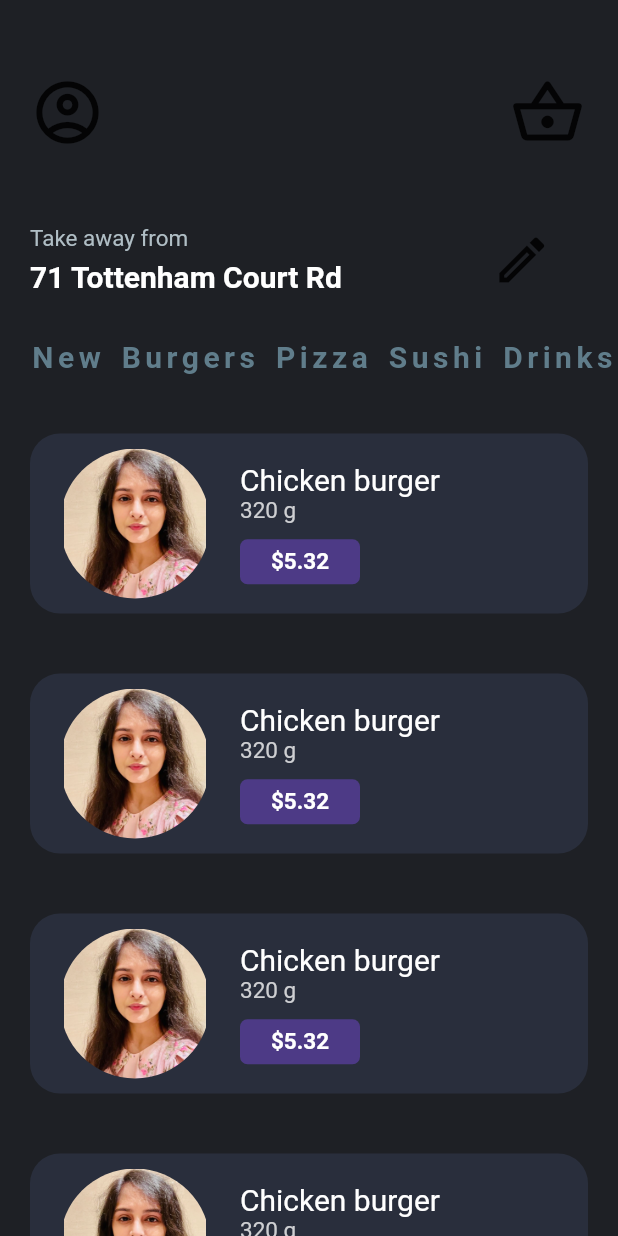
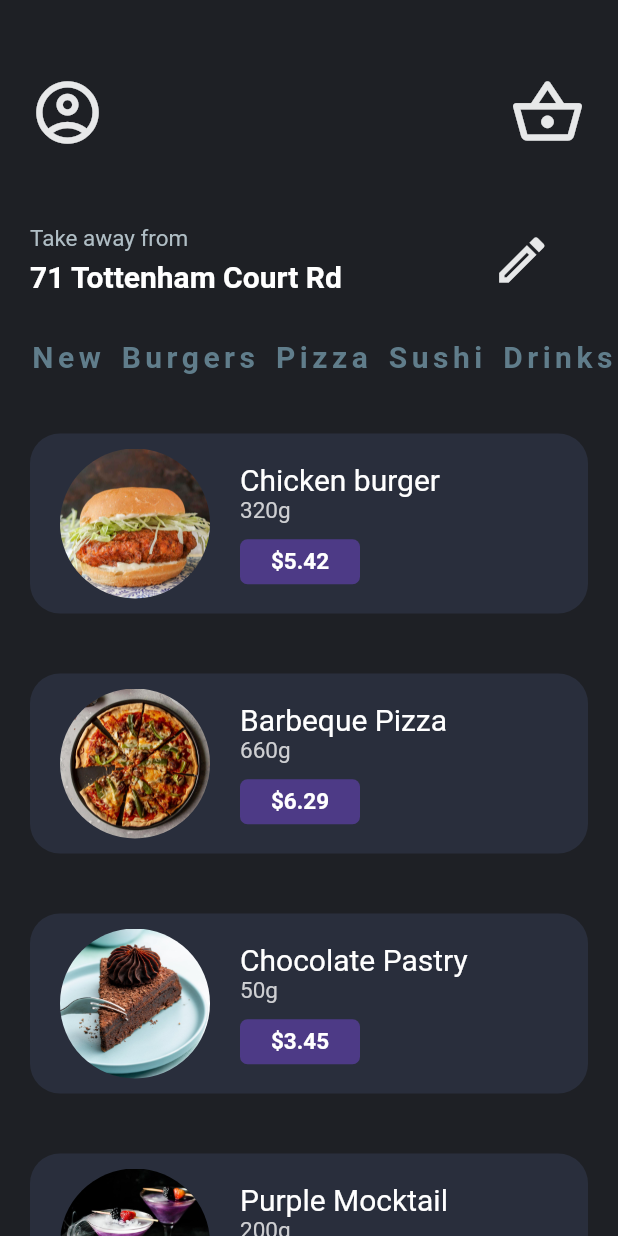
Before and after one commit to tanyarajhans/restaurant_ui_flutter, a Flutter app: the screen it shows after launch, on a phone screen of 412 x 824 dp. Run offline on Flutter 3.47's test engine with Material 2 defaults, Android fonts, the phone set to English and light mode, and no system bars.

Commit message:
Page 1 UI done

```diff
--- a/lib/main.dart
+++ b/lib/main.dart
@@ -27,11 +27,12 @@ class MyApp extends StatelessWidget {
               child: Row(
               crossAxisAlignment: CrossAxisAlignment.center,
               children: <Widget>[
-                Icon(Icons.account_circle_outlined, size: 50.0),
+                Icon(Icons.account_circle_outlined, size: 50.0,
+                color: Color(0xffe7e8e9)),
                 SizedBox(
                   width: 270.0,
                 ),
-                Icon(Icons.shopping_basket_outlined, size: 50.0),
+                Icon(Icons.shopping_basket_outlined, size: 50.0, color: Color(0xffe7e8e9)),
               ],
             )
             ),
@@ -63,7 +64,7 @@ class MyApp extends StatelessWidget {
                 SizedBox(
                   width: 100.0,
                 ),
-                Icon(Icons.edit_outlined, size: 40.0),
+                Icon(Icons.edit_outlined, size: 40.0, color: Color(0xffe7e8e9)),
               ],
             )
             ),
@@ -84,11 +85,10 @@ class MyApp extends StatelessWidget {
               )
             ),
 
-           ItemCard(),
-           ItemCard(),
-           ItemCard(),
-           ItemCard(),
-
+           ItemCard(AssetImage('images/i1.jpeg'), 'Chicken burger', '320g', '\$5.42'),
+           ItemCard(AssetImage('images/i4.jpeg'), 'Barbeque Pizza', '660g', '\$6.29'),
+           ItemCard(AssetImage('images/i3.jpeg'), 'Chocolate Pastry', '50g', '\$3.45'),
+           ItemCard(AssetImage('images/i2.jpeg'), 'Purple Mocktail', '200g', '\$2.71'),
           ],
         )
         )
@@ -97,9 +97,13 @@ class MyApp extends StatelessWidget {
 }
 
 class ItemCard extends StatelessWidget {
-  const ItemCard({
-    Key? key,
-  }) : super(key: key);
+
+  ImageProvider<Object> img;
+  String name;
+  String price;
+  String weight;
+
+  ItemCard(this.img, this.name, this.weight, this.price);
 
   @override
   Widget build(BuildContext context) {
@@ -118,9 +122,9 @@ class ItemCard extends StatelessWidget {
         children: <Widget>[
 
         ClipRRect(
-         borderRadius: BorderRadius.circular(100.0),
+         borderRadius: BorderRadius.circular(80.0),
 
-         child: Image(image: AssetImage('images/me.jpeg'),
+         child: Image(image: img,
            height: 100.0,
            width: 100.0,
          ),
@@ -134,12 +138,12 @@ class ItemCard extends StatelessWidget {
            crossAxisAlignment: CrossAxisAlignment.start,
            children:
         <Widget>[
-          Text('Chicken burger',
+          Text(name,
           textAlign: TextAlign.left,
           style: TextStyle(fontSize: 20.0,
           color: Colors.white),
           ),
-          Text('320 g',
+          Text(weight,
             textAlign: TextAlign.start,
           style: TextStyle(fontSize: 15.0,
           color: Color(0xffcecfd2)),
@@ -156,7 +160,7 @@ class ItemCard extends StatelessWidget {
             height: 30.0,
             width: 80.0,
             child: Align(alignment: Alignment.center,
-            child: Text("\$5.32",
+            child: Text(price,
             style: TextStyle(fontSize: 15.0,
           color: Colors.white, fontWeight: FontWeight.bold),
           )
--- a/pubspec.yaml
+++ b/pubspec.yaml
@@ -59,7 +59,8 @@ flutter:
 
   # To add assets to your application, add an assets section, like this:
   assets:
-    - images/me.jpeg
+    - images/
+
   #   - images/a_dot_ham.jpeg
 
   # An image asset can refer to one or more resolution-specific "variants", see
```
Also changed, not shown: images/i1.jpeg (added), images/i2.jpeg (added), images/i3.jpeg (added), images/i4.jpeg (added).
